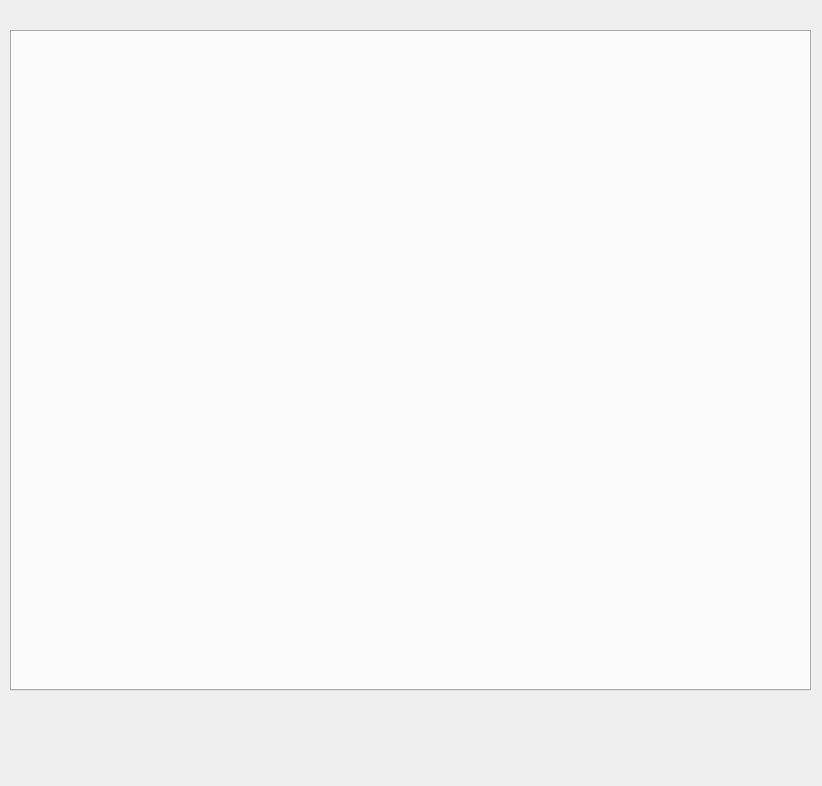
Above: mainwindow.ui from ilyesgouta/dfbgraphicsperf before the change. Below: the same form after it.
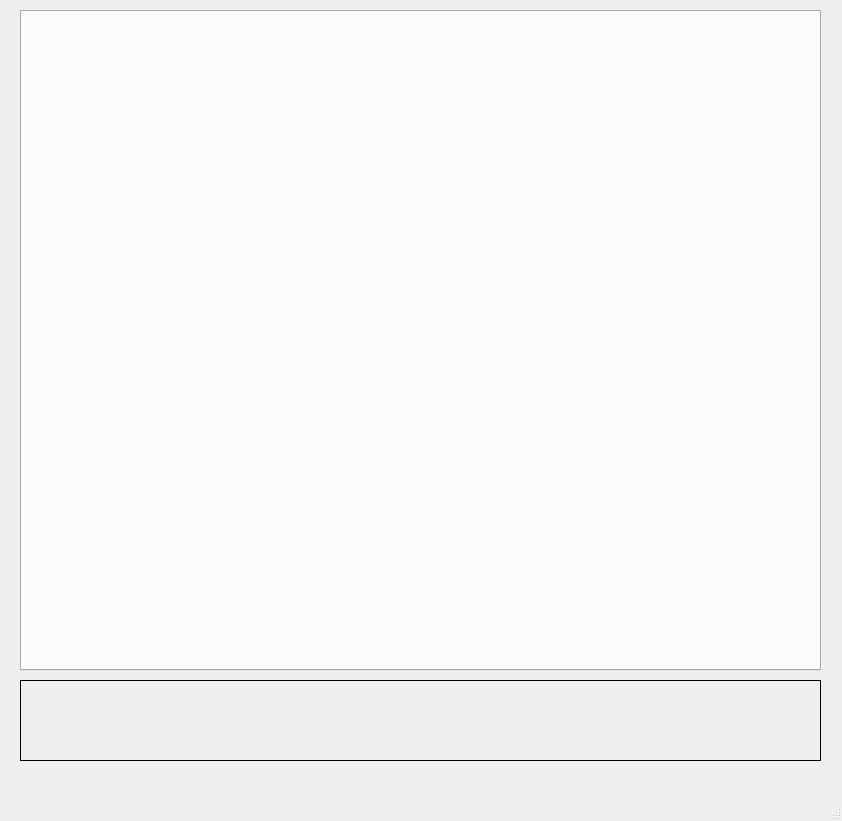
That is the form after the change.

Commit message: mainwindow: use the resizable QMainWindow instead of QDialog as a base class

```diff
--- a/mainwindow.ui
+++ b/mainwindow.ui
@@ -1,13 +1,13 @@
 <?xml version="1.0" encoding="UTF-8"?>
 <ui version="4.0">
  <class>MainWindow</class>
- <widget class="QDialog" name="MainWindow">
+ <widget class="QMainWindow" name="MainWindow">
   <property name="geometry">
    <rect>
     <x>0</x>
     <y>0</y>
-    <width>822</width>
-    <height>786</height>
+    <width>842</width>
+    <height>821</height>
    </rect>
   </property>
   <property name="baseSize">
@@ -19,31 +19,58 @@
   <property name="windowTitle">
    <string>MainWindow</string>
   </property>
+  <widget class="QWidget" name="centralwidget">
+   <widget class="QTabWidget" name="tabWidget">
+    <property name="geometry">
+     <rect>
+      <x>20</x>
+      <y>10</y>
+      <width>801</width>
+      <height>661</height>
+     </rect>
+    </property>
+   </widget>
   <widget class="QLabel" name="label">
    <property name="geometry">
     <rect>
-     <x>10</x>
-     <y>700</y>
+      <x>20</x>
+      <y>680</y>
      <width>801</width>
      <height>81</height>
     </rect>
    </property>
+    <property name="sizePolicy">
+     <sizepolicy hsizetype="Expanding" vsizetype="Fixed">
+      <horstretch>0</horstretch>
+      <verstretch>0</verstretch>
+     </sizepolicy>
+    </property>
+    <property name="autoFillBackground">
+     <bool>false</bool>
+    </property>
+    <property name="frameShape">
+     <enum>QFrame::Box</enum>
+    </property>
+    <property name="frameShadow">
+     <enum>QFrame::Plain</enum>
+    </property>
    <property name="text">
     <string/>
    </property>
   </widget>
-  <widget class="QTabWidget" name="tabWidget">
+  </widget>
+  <widget class="QMenuBar" name="menubar">
    <property name="geometry">
     <rect>
-     <x>10</x>
-     <y>30</y>
-     <width>801</width>
-     <height>661</height>
+     <x>0</x>
+     <y>0</y>
+     <width>842</width>
+     <height>26</height>
     </rect>
    </property>
   </widget>
+  <widget class="QStatusBar" name="statusbar"/>
  </widget>
- <layoutdefault spacing="6" margin="11"/>
  <resources/>
  <connections/>
 </ui>
```
Left out of the diff: 6 changed lines with no effect on the pictures. Lines whose indentation alone changed are shown as unchanged. The commit also changes 3 other files.
